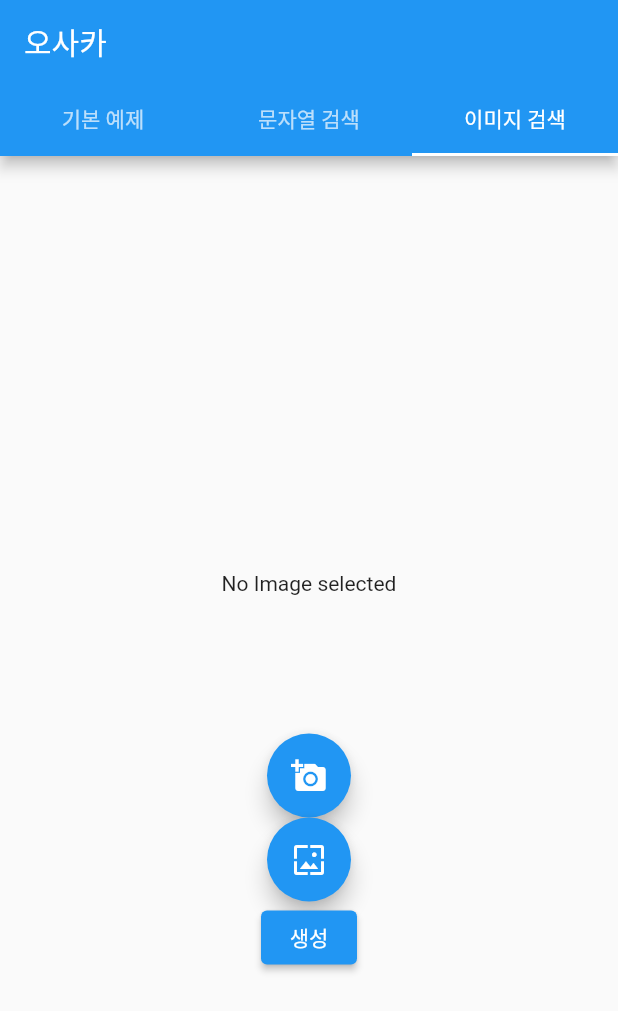
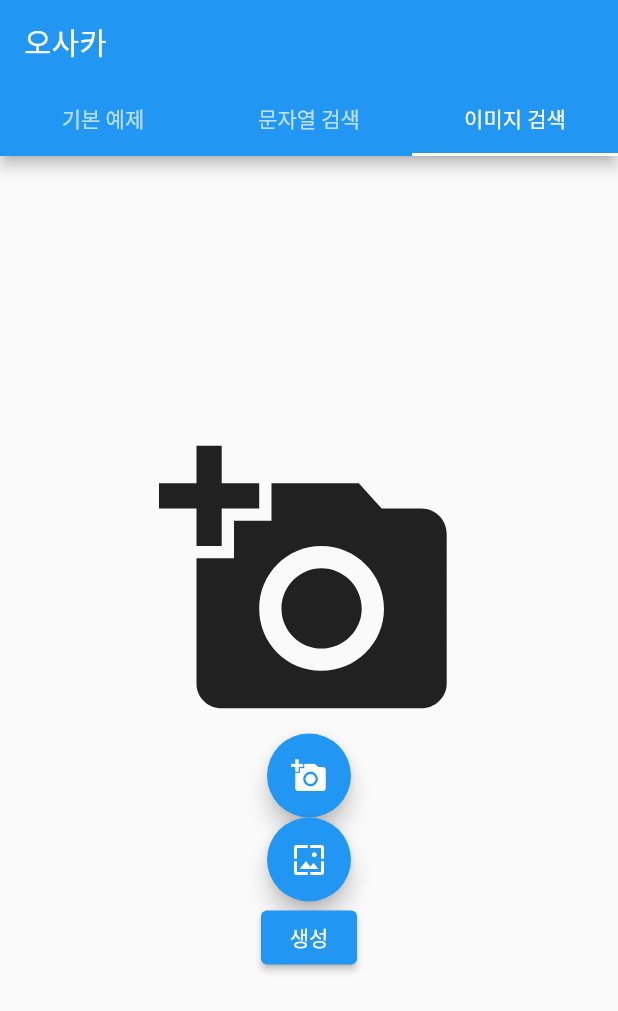
Before and after one commit to NAMUORI00/Osaka_mobile_FoodScan, a Flutter app: the screen it shows after launch, tab 3 chosen, on a phone screen of 412 x 824 dp. Shown: the top 1011 px of the screen. Run offline on Flutter 3.47's test engine with Material 2 defaults, Android fonts, the light colour scheme and no system bars; our stand-ins replace image_picker.

Commit message:
activate image touch

```diff
--- a/lib/imageSearchPage.dart
+++ b/lib/imageSearchPage.dart
@@ -80,18 +80,6 @@ class _ImagePage extends State<ImagePage> {
                    tooltip: 'pick gallery image',
                    onPressed: () {
                      getImage(ImageSource.gallery);
-
-                     //path.then((img){
-                     //  sendDataPath = img;
-                     //  print("test1, this image Path : $sendDataPath");
-                     //});
-
-                     //image = GetImage().galleryImage();
-                     //image.then((img){
-                     //  sendDataPath = img.path;
-                     //print("test2, this image sendDataPath : $sendDataPath"); //null 출력
-                     //});
-
                    },
                    child: const Icon(Icons.wallpaper),
                  ),
@@ -117,12 +105,49 @@ Widget showImage() => Container(
     width: MediaQuery.of(context).size.width,
     height: 200.0,
     child: Center(
+      child: GestureDetector(
+        //터치하고 떼는 순간 image 불러옴
+        onTapUp: (details) {
+          getImage(ImageSource.gallery);
+          //takeImage(context);
+        },
+       child : Container(
+      //카메라 아이콘 크기 설정
+      width: MediaQuery.of(context).size.width,
+           child:  _image  == null
+           ? FittedBox(child : Icon( Icons.add_a_photo,))
+               : Image.file(File(_image!.path)),
+      ),)
+      /*
       child: _image  == null
           ?  Text('No Image selected')
-          : Image.file(File(_image!.path)),
+          : Image.file(File(_image!.path)),*/
     ),
   );
 
 
 
+/*오류남
+
+  takeImage(contextMessage){
+    return showDialog(context: contextMessage, builder: (context){
+      return SimpleDialog(
+        title: const Text('take image', style: TextStyle(),),
+        children: <Widget>[
+          SimpleDialogOption(
+            child: const Text('Camera'),
+            onPressed:() => getImage(ImageSource.camera),
+          ),
+          SimpleDialogOption(
+            child: const Text('Gallery'),
+            onPressed:() => getImage(ImageSource.gallery),
+          ),
+          SimpleDialogOption(
+            child: const Text('Cancel'),
+            onPressed: () => Navigator.pop(context),
+          ),
+        ],
+      );
+  });
+}*/
 }
```
